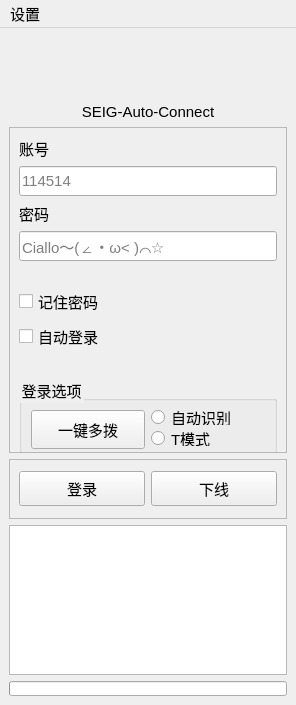
YeeNg2333/InterKnot_Auth, file ui.ui: the form before one commit.
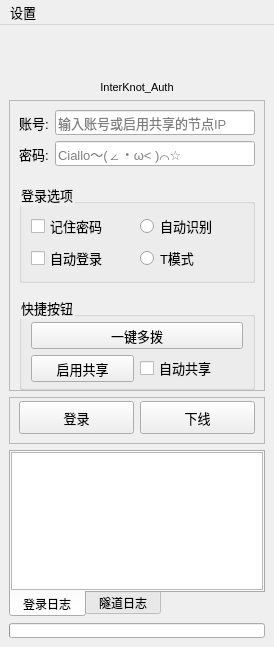
The form after the commit. Icons and pictures are not drawn.

The edit to the form file:
```diff
--- a/ui.ui
+++ b/ui.ui
@@ -6,20 +6,20 @@
    <rect>
     <x>0</x>
     <y>0</y>
-    <width>296</width>
-    <height>705</height>
+    <width>274</width>
+    <height>647</height>
    </rect>
   </property>
   <property name="sizePolicy">
-   <sizepolicy hsizetype="MinimumExpanding" vsizetype="MinimumExpanding">
+   <sizepolicy hsizetype="Preferred" vsizetype="Preferred">
     <horstretch>0</horstretch>
     <verstretch>0</verstretch>
    </sizepolicy>
   </property>
   <property name="minimumSize">
    <size>
-    <width>296</width>
-    <height>705</height>
+    <width>0</width>
+    <height>0</height>
    </size>
   </property>
   <property name="windowTitle">
@@ -27,7 +27,7 @@
   </property>
   <property name="styleSheet">
    <string notr="true">* {
-    font-size: 15px;
+    font-size: 10pt;
 }</string>
   </property>
   <property name="iconSize">
@@ -38,12 +38,105 @@
   </property>
   <widget class="QWidget" name="centralwidget">
    <layout class="QGridLayout" name="gridLayout">
+    <item row="6" column="0">
+     <widget class="QTabWidget" name="tabWidget">
+      <property name="styleSheet">
+       <string notr="true">QTabBar::tab {
+    font-size: 9pt;
+}</string>
+      </property>
+      <property name="tabPosition">
+       <enum>QTabWidget::South</enum>
+      </property>
+      <property name="currentIndex">
+       <number>0</number>
+      </property>
+      <widget class="QWidget" name="tab">
+       <attribute name="title">
+        <string>登录日志</string>
+       </attribute>
+       <layout class="QGridLayout" name="gridLayout_5">
+        <property name="leftMargin">
+         <number>0</number>
+        </property>
+        <property name="topMargin">
+         <number>0</number>
+        </property>
+        <property name="rightMargin">
+         <number>0</number>
+        </property>
+        <property name="bottomMargin">
+         <number>0</number>
+        </property>
+        <item row="0" column="0">
+         <widget class="QListWidget" name="listWidget">
+          <property name="frameShape">
+           <enum>QFrame::StyledPanel</enum>
+          </property>
+          <property name="frameShadow">
+           <enum>QFrame::Plain</enum>
+          </property>
+          <property name="autoScrollMargin">
+           <number>16</number>
+          </property>
+          <property name="tabKeyNavigation">
+           <bool>true</bool>
+          </property>
+          <property name="showDropIndicator" stdset="0">
+           <bool>false</bool>
+          </property>
+          <property name="dragEnabled">
+           <bool>false</bool>
+          </property>
+          <property name="dragDropOverwriteMode">
+           <bool>false</bool>
+          </property>
+          <property name="verticalScrollMode">
+           <enum>QAbstractItemView::ScrollPerPixel</enum>
+          </property>
+          <property name="horizontalScrollMode">
+           <enum>QAbstractItemView::ScrollPerPixel</enum>
+          </property>
+          <property name="movement">
+           <enum>QListView::Static</enum>
+          </property>
+          <property name="layoutMode">
+           <enum>QListView::SinglePass</enum>
+          </property>
+         </widget>
+        </item>
+       </layout>
+      </widget>
+      <widget class="QWidget" name="tab_2">
+       <attribute name="title">
+        <string>隧道日志</string>
+       </attribute>
+       <layout class="QGridLayout" name="gridLayout_6">
+        <property name="leftMargin">
+         <number>0</number>
+        </property>
+        <property name="topMargin">
+         <number>0</number>
+        </property>
+        <property name="rightMargin">
+         <number>0</number>
+        </property>
+        <property name="bottomMargin">
+         <number>0</number>
+        </property>
+        <item row="0" column="0">
+         <widget class="QListWidget" name="listWidget_easytier"/>
+        </item>
+       </layout>
+      </widget>
+     </widget>
+    </item>
     <item row="0" column="0">
      <widget class="QPushButton" name="pushButton_3">
       <property name="minimumSize">
        <size>
         <width>0</width>
-        <height>60</height>
+        <height>41</height>
        </size>
       </property>
       <property name="styleSheet">
@@ -61,16 +154,85 @@
       </property>
       <property name="iconSize">
        <size>
-        <width>48</width>
-        <height>48</height>
+        <width>30</width>
+        <height>30</height>
        </size>
       </property>
      </widget>
     </item>
+    <item row="5" column="0">
+     <widget class="QFrame" name="frame_2">
+      <property name="minimumSize">
+       <size>
+        <width>0</width>
+        <height>0</height>
+       </size>
+      </property>
+      <property name="frameShape">
+       <enum>QFrame::StyledPanel</enum>
+      </property>
+      <property name="frameShadow">
+       <enum>QFrame::Raised</enum>
+      </property>
+      <layout class="QGridLayout" name="gridLayout_4">
+       <property name="topMargin">
+        <number>3</number>
+       </property>
+       <property name="bottomMargin">
+        <number>9</number>
+       </property>
+       <item row="1" column="1">
+        <widget class="QPushButton" name="pushButton_2">
+         <property name="minimumSize">
+          <size>
+           <width>0</width>
+           <height>33</height>
+          </size>
+         </property>
+         <property name="text">
+          <string>下线</string>
+         </property>
+        </widget>
+       </item>
+       <item row="1" column="0">
+        <widget class="QPushButton" name="pushButton">
+         <property name="minimumSize">
+          <size>
+           <width>0</width>
+           <height>33</height>
+          </size>
+         </property>
+         <property name="text">
+          <string>登录</string>
+         </property>
+        </widget>
+       </item>
+      </layout>
+     </widget>
+    </item>
+    <item row="7" column="0">
+     <widget class="QProgressBar" name="progressBar">
+      <property name="minimumSize">
+       <size>
+        <width>0</width>
+        <height>15</height>
+       </size>
+      </property>
+      <property name="value">
+       <number>0</number>
+      </property>
+      <property name="textVisible">
+       <bool>false</bool>
+      </property>
+     </widget>
+    </item>
     <item row="1" column="0">
      <widget class="QLabel" name="label_3">
+      <property name="styleSheet">
+       <string notr="true">font-size: 11px;</string>
+      </property>
       <property name="text">
-       <string>SEIG-Auto-Connect</string>
+       <string>InterKnot_Auth</string>
       </property>
       <property name="alignment">
        <set>Qt::AlignCenter</set>
@@ -82,7 +244,7 @@
       <property name="minimumSize">
        <size>
         <width>0</width>
-        <height>181</height>
+        <height>0</height>
        </size>
       </property>
       <property name="frameShape">
@@ -91,40 +253,16 @@
       <property name="frameShadow">
        <enum>QFrame::Raised</enum>
       </property>
-      <layout class="QVBoxLayout" name="verticalLayout">
-       <item>
-        <widget class="QLabel" name="label">
-         <property name="text">
-          <string>账号</string>
-         </property>
-        </widget>
-       </item>
-       <item>
-        <widget class="QLineEdit" name="lineEdit">
-         <property name="minimumSize">
-          <size>
-           <width>0</width>
-           <height>30</height>
-          </size>
-         </property>
-         <property name="placeholderText">
-          <string>114514</string>
-         </property>
-        </widget>
-       </item>
-       <item>
-        <widget class="QLabel" name="label_2">
-         <property name="text">
-          <string>密码</string>
-         </property>
-        </widget>
-       </item>
-       <item>
+      <layout class="QGridLayout" name="gridLayout_7">
+       <property name="bottomMargin">
+        <number>0</number>
+       </property>
+       <item row="3" column="1">
         <widget class="QLineEdit" name="lineEdit_2">
          <property name="minimumSize">
           <size>
            <width>0</width>
-           <height>30</height>
+           <height>25</height>
           </size>
          </property>
          <property name="inputMask">
@@ -141,7 +279,17 @@
          </property>
         </widget>
        </item>
-       <item>
+       <item row="3" column="0">
+        <widget class="QLabel" name="label_2">
+         <property name="styleSheet">
+          <string notr="true"/>
+         </property>
+         <property name="text">
+          <string>密码:</string>
+         </property>
+        </widget>
+       </item>
+       <item row="4" column="0" colspan="2">
         <spacer name="horizontalSpacer_2">
          <property name="orientation">
           <enum>Qt::Horizontal</enum>
@@ -149,29 +297,70 @@
          <property name="sizeHint" stdset="0">
           <size>
            <width>40</width>
-           <height>20</height>
+           <height>11</height>
           </size>
          </property>
         </spacer>
        </item>
-       <item>
-        <widget class="QCheckBox" name="checkBox">
-         <property name="text">
-          <string>记住密码</string>
+       <item row="5" column="0" colspan="2">
+        <widget class="QGroupBox" name="groupBox_2">
+         <property name="title">
+          <string>登录选项</string>
          </property>
+         <layout class="QGridLayout" name="gridLayout_3">
+          <property name="sizeConstraint">
+           <enum>QLayout::SetDefaultConstraint</enum>
+          </property>
+          <property name="topMargin">
+           <number>9</number>
+          </property>
+          <property name="bottomMargin">
+           <number>9</number>
+          </property>
+          <property name="spacing">
+           <number>6</number>
+          </property>
+          <item row="2" column="1">
+           <widget class="QRadioButton" name="radioButton_3">
+            <property name="toolTip">
+             <string>始终使用T模式，部分账号不支持此模式</string>
+            </property>
+            <property name="text">
+             <string>T模式</string>
+            </property>
+           </widget>
+          </item>
+          <item row="0" column="1">
+           <widget class="QRadioButton" name="radioButton_2">
+            <property name="toolTip">
+             <string>自动识别账号类型，使用对应的登录方式</string>
+            </property>
+            <property name="text">
+             <string>自动识别</string>
+            </property>
+           </widget>
+          </item>
+          <item row="0" column="0">
+           <widget class="QCheckBox" name="checkBox">
+            <property name="text">
+             <string>记住密码</string>
+            </property>
+           </widget>
+          </item>
+          <item row="2" column="0">
+           <widget class="QCheckBox" name="checkBox_2">
+            <property name="toolTip">
+             <string>开机自动启动，并且启动后自动登录</string>
+            </property>
+            <property name="text">
+             <string>自动登录</string>
+            </property>
+           </widget>
+          </item>
+         </layout>
         </widget>
        </item>
-       <item>
-        <widget class="QCheckBox" name="checkBox_2">
-         <property name="toolTip">
-          <string>开机自动启动，并且启动后自动登录</string>
-         </property>
-         <property name="text">
-          <string>自动登录</string>
-         </property>
-        </widget>
-       </item>
-       <item>
+       <item row="6" column="0" colspan="2">
         <spacer name="horizontalSpacer">
          <property name="orientation">
           <enum>Qt::Horizontal</enum>
@@ -179,32 +368,70 @@
          <property name="sizeHint" stdset="0">
           <size>
            <width>40</width>
-           <height>20</height>
+           <height>7</height>
           </size>
          </property>
         </spacer>
        </item>
-       <item>
+       <item row="7" column="0" colspan="2">
         <widget class="QGroupBox" name="groupBox">
+         <property name="sizePolicy">
+          <sizepolicy hsizetype="Preferred" vsizetype="Preferred">
+           <horstretch>0</horstretch>
+           <verstretch>0</verstretch>
+          </sizepolicy>
+         </property>
          <property name="minimumSize">
           <size>
            <width>0</width>
-           <height>81</height>
+           <height>0</height>
           </size>
          </property>
          <property name="toolTip">
           <string>如果您不清楚此设置的含义，请保持默认不要修改！！！</string>
          </property>
          <property name="title">
-          <string>登录选项</string>
+          <string>快捷按钮</string>
          </property>
          <layout class="QGridLayout" name="gridLayout_2">
-          <item row="0" column="0" rowspan="2">
+          <property name="topMargin">
+           <number>5</number>
+          </property>
+          <property name="bottomMargin">
+           <number>5</number>
+          </property>
+          <item row="4" column="0">
+           <widget class="QPushButton" name="pushButton_enable_share">
+            <property name="minimumSize">
+             <size>
+              <width>0</width>
+              <height>27</height>
+             </size>
+            </property>
+            <property name="text">
+             <string>启用共享</string>
+            </property>
+           </widget>
+          </item>
+          <item row="4" column="1">
+           <widget class="QCheckBox" name="checkBox_auto_share">
+            <property name="layoutDirection">
+             <enum>Qt::LeftToRight</enum>
+            </property>
+            <property name="text">
+             <string>自动共享</string>
+            </property>
+            <property name="tristate">
+             <bool>false</bool>
+            </property>
+           </widget>
+          </item>
+          <item row="0" column="0" colspan="2">
            <widget class="QPushButton" name="pushButton_4">
             <property name="minimumSize">
              <size>
               <width>0</width>
-              <height>39</height>
+              <height>27</height>
              </size>
             </property>
             <property name="toolTip">
@@ -215,117 +442,38 @@
             </property>
            </widget>
           </item>
-          <item row="0" column="1">
-           <widget class="QRadioButton" name="radioButton_2">
-            <property name="toolTip">
-             <string>自动识别账号类型，使用对应的登录方式</string>
-            </property>
-            <property name="text">
-             <string>自动识别</string>
-            </property>
-           </widget>
-          </item>
-          <item row="1" column="1">
-           <widget class="QRadioButton" name="radioButton_3">
-            <property name="toolTip">
-             <string>始终使用T模式，部分账号不支持此模式</string>
-            </property>
-            <property name="text">
-             <string>T模式</string>
-            </property>
-           </widget>
-          </item>
          </layout>
         </widget>
        </item>
-      </layout>
-     </widget>
-    </item>
-    <item row="7" column="0">
-     <widget class="QListWidget" name="listWidget">
-      <property name="autoScrollMargin">
-       <number>16</number>
-      </property>
-      <property name="tabKeyNavigation">
-       <bool>true</bool>
-      </property>
-      <property name="showDropIndicator" stdset="0">
-       <bool>false</bool>
-      </property>
-      <property name="dragEnabled">
-       <bool>false</bool>
-      </property>
-      <property name="dragDropOverwriteMode">
-       <bool>false</bool>
-      </property>
-      <property name="verticalScrollMode">
-       <enum>QAbstractItemView::ScrollPerPixel</enum>
-      </property>
-      <property name="horizontalScrollMode">
-       <enum>QAbstractItemView::ScrollPerPixel</enum>
-      </property>
-     </widget>
-    </item>
-    <item row="4" column="0" rowspan="2">
-     <widget class="QFrame" name="frame_2">
-      <property name="minimumSize">
-       <size>
-        <width>0</width>
-        <height>60</height>
-       </size>
-      </property>
-      <property name="frameShape">
-       <enum>QFrame::StyledPanel</enum>
-      </property>
-      <property name="frameShadow">
-       <enum>QFrame::Raised</enum>
-      </property>
-      <layout class="QHBoxLayout" name="horizontalLayout">
-       <item>
-        <widget class="QPushButton" name="pushButton">
-         <property name="minimumSize">
-          <size>
-           <width>0</width>
-           <height>35</height>
-          </size>
+       <item row="2" column="0">
+        <widget class="QLabel" name="label">
+         <property name="styleSheet">
+          <string notr="true"/>
          </property>
          <property name="text">
-          <string>登录</string>
+          <string>账号:</string>
          </property>
         </widget>
        </item>
-       <item>
-        <widget class="QPushButton" name="pushButton_2">
+       <item row="2" column="1">
+        <widget class="QLineEdit" name="lineEdit">
          <property name="minimumSize">
           <size>
            <width>0</width>
-           <height>35</height>
+           <height>25</height>
           </size>
          </property>
          <property name="text">
-          <string>下线</string>
+          <string/>
          </property>
+         <property name="placeholderText">
+          <string>输入账号或启用共享的节点IP</string>
+         </property>
         </widget>
        </item>
       </layout>
      </widget>
     </item>
-    <item row="8" column="0">
-     <widget class="QProgressBar" name="progressBar">
-      <property name="minimumSize">
-       <size>
-        <width>0</width>
-        <height>15</height>
-       </size>
-      </property>
-      <property name="value">
-       <number>0</number>
-      </property>
-      <property name="textVisible">
-       <bool>false</bool>
-      </property>
-     </widget>
-    </item>
    </layout>
   </widget>
   <widget class="QMenuBar" name="menubar">
@@ -333,8 +481,8 @@
     <rect>
      <x>0</x>
      <y>0</y>
-     <width>296</width>
-     <height>26</height>
+     <width>274</width>
+     <height>29</height>
     </rect>
    </property>
    <widget class="QMenu" name="menu">
```
Left out of the diff: 5 changed lines with no effect on the pictures.
